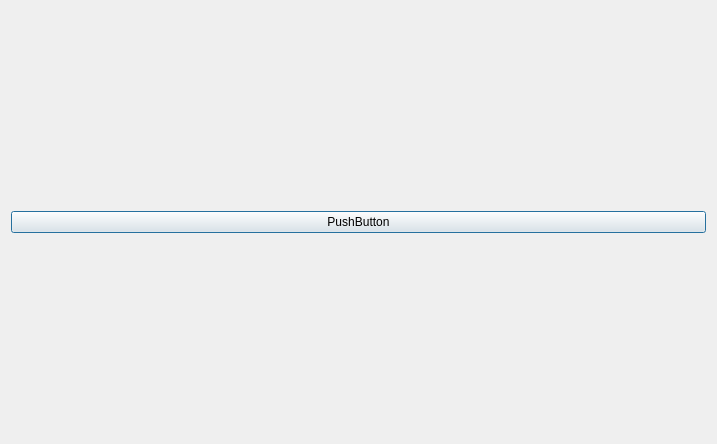
First picture: the form in qtdialog.ui, repository richelbilderbeek/paper_dna_helix, before the edit.
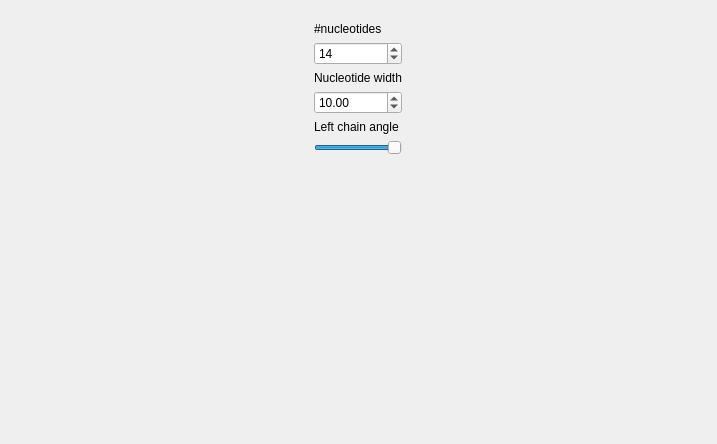
Second picture: the form after the edit.

```diff
--- a/qtdialog.ui
+++ b/qtdialog.ui
@@ -15,10 +15,88 @@
   </property>
   <layout class="QHBoxLayout" name="horizontalLayout">
    <item>
-    <widget class="QPushButton" name="create">
-     <property name="text">
-      <string>PushButton</string>
+    <widget class="QWidget" name="widget" native="true">
+     <property name="sizePolicy">
+      <sizepolicy hsizetype="Maximum" vsizetype="Preferred">
+       <horstretch>0</horstretch>
+       <verstretch>0</verstretch>
+      </sizepolicy>
      </property>
+     <layout class="QVBoxLayout" name="verticalLayout">
+      <item>
+       <widget class="QLabel" name="label_n_nucleotides">
+        <property name="text">
+         <string>#nucleotides</string>
+        </property>
+       </widget>
+      </item>
+      <item>
+       <widget class="QSpinBox" name="n_nucleotides">
+        <property name="minimum">
+         <number>2</number>
+        </property>
+        <property name="maximum">
+         <number>20</number>
+        </property>
+        <property name="value">
+         <number>14</number>
+        </property>
+       </widget>
+      </item>
+      <item>
+       <widget class="QLabel" name="label_nucleotide_width">
+        <property name="text">
+         <string>Nucleotide width</string>
+        </property>
+       </widget>
+      </item>
+      <item>
+       <widget class="QDoubleSpinBox" name="nucleotide_width">
+        <property name="maximum">
+         <double>100.000000000000000</double>
+        </property>
+        <property name="value">
+         <double>10.000000000000000</double>
+        </property>
+       </widget>
+      </item>
+      <item>
+       <widget class="QLabel" name="label_left_chain_angle">
+        <property name="text">
+         <string>Left chain angle</string>
+        </property>
+       </widget>
+      </item>
+      <item>
+       <widget class="QSlider" name="left_chain_angle">
+        <property name="maximum">
+         <number>45</number>
+        </property>
+        <property name="value">
+         <number>45</number>
+        </property>
+        <property name="orientation">
+         <enum>Qt::Horizontal</enum>
+        </property>
+        <property name="tickInterval">
+         <number>5</number>
+        </property>
+       </widget>
+      </item>
+      <item>
+       <spacer name="verticalSpacer">
+        <property name="orientation">
+         <enum>Qt::Vertical</enum>
+        </property>
+        <property name="sizeHint" stdset="0">
+         <size>
+          <width>20</width>
+          <height>40</height>
+         </size>
+        </property>
+       </spacer>
+      </item>
+     </layout>
     </widget>
    </item>
   </layout>
```
